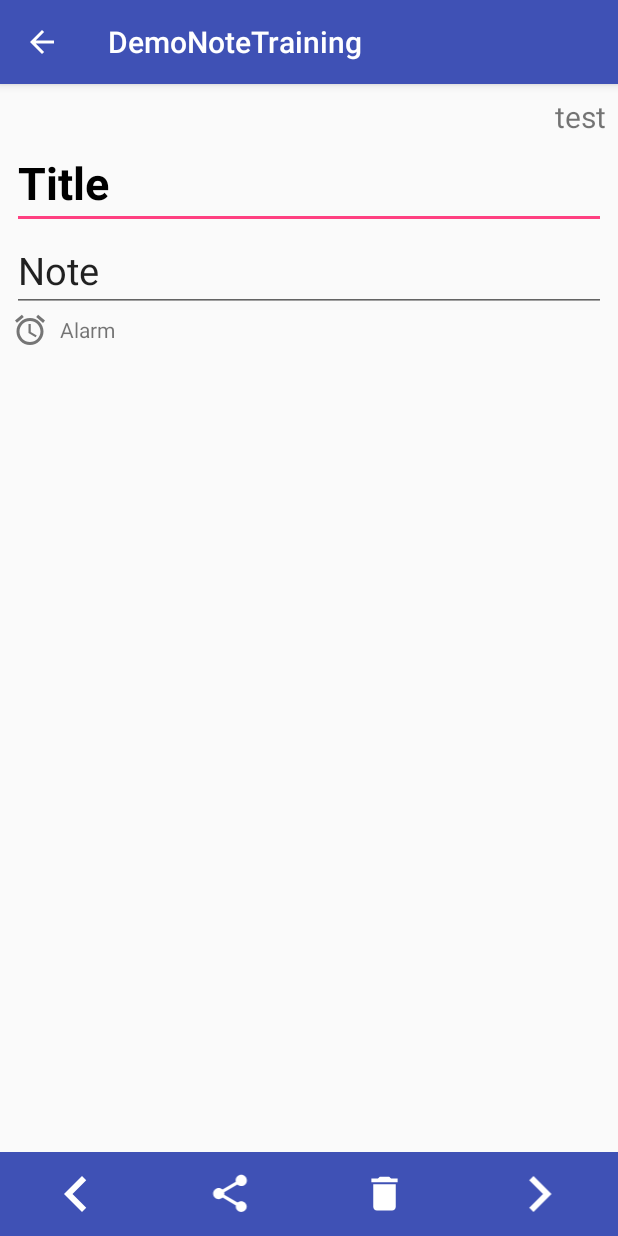
After one commit to Mr93/DemoNoteTraining, an Android app: the EditActivity screen opened directly, with no data from a screen before it, on a phone screen of 412 x 824 dp. The commit adds this screen. Run offline under Robolectric (Android 15) with nearby library versions, the phone set to English and light mode, and no system bars.

Commit message:
creating view for edit activity

```diff
--- a/app/src/main/AndroidManifest.xml
+++ b/app/src/main/AndroidManifest.xml
@@ -15,8 +15,12 @@
             android:theme="@style/AppTheme.NoActionBar">
             <intent-filter>
                 <action android:name="android.intent.action.MAIN"/>
+
                 <category android:name="android.intent.category.LAUNCHER"/>
             </intent-filter>
+        </activity>
+        <activity android:name=".activities.EditActivity"
+            android:parentActivityName=".activities.MainActivity">
         </activity>
     </application>
 
--- /dev/null
+++ b/app/src/main/java/com/example/anhnd2/demonotetraining/activities/EditActivity.java
@@ -0,0 +1,22 @@
+package com.example.anhnd2.demonotetraining.activities;
+
+import android.content.Context;
+import android.content.Intent;
+import android.support.v7.app.AppCompatActivity;
+import android.os.Bundle;
+
+import com.example.anhnd2.demonotetraining.R;
+
+public class EditActivity extends AppCompatActivity {
+
+	public static Intent getStartIntent (Context context){
+		Intent intent = new Intent(context, EditActivity.class);
+		return intent;
+	}
+
+	@Override
+	protected void onCreate(Bundle savedInstanceState) {
+		super.onCreate(savedInstanceState);
+		setContentView(R.layout.activity_edit);
+	}
+}
--- /dev/null
+++ b/app/src/main/res/drawable/ic_access_alarm_grey_24dp.xml
@@ -0,0 +1,9 @@
+<vector xmlns:android="http://schemas.android.com/apk/res/android"
+        android:width="24dp"
+        android:height="24dp"
+        android:viewportWidth="24.0"
+        android:viewportHeight="24.0">
+    <path
+        android:fillColor="#88000000"
+        android:pathData="M22,5.72l-4.6,-3.86 -1.29,1.53 4.6,3.86L22,5.72zM7.88,3.39L6.6,1.86 2,5.71l1.29,1.53 4.59,-3.85zM12.5,8L11,8v6l4.75,2.85 0.75,-1.23 -4,-2.37L12.5,8zM12,4c-4.97,0 -9,4.03 -9,9s4.02,9 9,9c4.97,0 9,-4.03 9,-9s-4.03,-9 -9,-9zM12,20c-3.87,0 -7,-3.13 -7,-7s3.13,-7 7,-7 7,3.13 7,7 -3.13,7 -7,7z"/>
+</vector>
--- /dev/null
+++ b/app/src/main/res/drawable/ic_chevron_left_white_24dp.xml
@@ -0,0 +1,9 @@
+<vector xmlns:android="http://schemas.android.com/apk/res/android"
+        android:width="24dp"
+        android:height="24dp"
+        android:viewportWidth="24.0"
+        android:viewportHeight="24.0">
+    <path
+        android:fillColor="#ffffff"
+        android:pathData="M15.41,7.41L14,6l-6,6 6,6 1.41,-1.41L10.83,12z"/>
+</vector>
--- /dev/null
+++ b/app/src/main/res/drawable/ic_chevron_right_white_24dp.xml
@@ -0,0 +1,9 @@
+<vector xmlns:android="http://schemas.android.com/apk/res/android"
+        android:width="24dp"
+        android:height="24dp"
+        android:viewportWidth="24.0"
+        android:viewportHeight="24.0">
+    <path
+        android:fillColor="#ffffff"
+        android:pathData="M10,6L8.59,7.41 13.17,12l-4.58,4.59L10,18l6,-6z"/>
+</vector>
--- /dev/null
+++ b/app/src/main/res/drawable/ic_clear_grey_24dp.xml
@@ -0,0 +1,9 @@
+<vector xmlns:android="http://schemas.android.com/apk/res/android"
+        android:width="24dp"
+        android:height="24dp"
+        android:viewportWidth="24.0"
+        android:viewportHeight="24.0">
+    <path
+        android:fillColor="#88000000"
+        android:pathData="M19,6.41L17.59,5 12,10.59 6.41,5 5,6.41 10.59,12 5,17.59 6.41,19 12,13.41 17.59,19 19,17.59 13.41,12z"/>
+</vector>
--- /dev/null
+++ b/app/src/main/res/drawable/ic_delete_white_24dp.xml
@@ -0,0 +1,9 @@
+<vector xmlns:android="http://schemas.android.com/apk/res/android"
+        android:width="24dp"
+        android:height="24dp"
+        android:viewportWidth="24.0"
+        android:viewportHeight="24.0">
+    <path
+        android:fillColor="#ffffff"
+        android:pathData="M6,19c0,1.1 0.9,2 2,2h8c1.1,0 2,-0.9 2,-2V7H6v12zM19,4h-3.5l-1,-1h-5l-1,1H5v2h14V4z"/>
+</vector>
--- /dev/null
+++ b/app/src/main/res/drawable/ic_share_white_24dp.xml
@@ -0,0 +1,9 @@
+<vector xmlns:android="http://schemas.android.com/apk/res/android"
+        android:width="24dp"
+        android:height="24dp"
+        android:viewportWidth="24.0"
+        android:viewportHeight="24.0">
+    <path
+        android:fillColor="#ffffff"
+        android:pathData="M18,16.08c-0.76,0 -1.44,0.3 -1.96,0.77L8.91,12.7c0.05,-0.23 0.09,-0.46 0.09,-0.7s-0.04,-0.47 -0.09,-0.7l7.05,-4.11c0.54,0.5 1.25,0.81 2.04,0.81 1.66,0 3,-1.34 3,-3s-1.34,-3 -3,-3 -3,1.34 -3,3c0,0.24 0.04,0.47 0.09,0.7L8.04,9.81C7.5,9.31 6.79,9 6,9c-1.66,0 -3,1.34 -3,3s1.34,3 3,3c0.79,0 1.5,-0.31 2.04,-0.81l7.12,4.16c-0.05,0.21 -0.08,0.43 -0.08,0.65 0,1.61 1.31,2.92 2.92,2.92 1.61,0 2.92,-1.31 2.92,-2.92s-1.31,-2.92 -2.92,-2.92z"/>
+</vector>
--- /dev/null
+++ b/app/src/main/res/layout/activity_edit.xml
@@ -0,0 +1,137 @@
+<?xml version="1.0" encoding="utf-8"?>
+<RelativeLayout
+    xmlns:android="http://schemas.android.com/apk/res/android"
+    xmlns:app="http://schemas.android.com/apk/res-auto"
+    xmlns:tools="http://schemas.android.com/tools"
+    android:layout_width="match_parent"
+    android:layout_height="match_parent"
+    tools:context="com.example.anhnd2.demonotetraining.activities.EditActivity">
+
+    <LinearLayout
+        android:layout_width="match_parent"
+        android:layout_height="match_parent"
+        android:layout_marginBottom="?attr/actionBarSize"
+        android:orientation="vertical"
+        android:padding="@dimen/padding_note_item">
+
+        <TextView
+            android:id="@+id/text_created_date_edit_activity"
+            android:layout_width="match_parent"
+            android:layout_height="wrap_content"
+            android:gravity="right"
+            android:text="test"
+            android:textSize="@dimen/text_size_alarm_edit_activity"
+            />
+
+        <EditText
+            android:id="@+id/edit_text_title_edit_activity"
+            android:layout_width="match_parent"
+            android:layout_height="wrap_content"
+            android:text="@string/default_title"
+            android:textColor="@android:color/black"
+            android:textSize="@dimen/text_size_title_edit_activity"
+            android:textStyle="bold"
+            />
+
+        <EditText
+            android:id="@+id/edit_text_content_edit_activity"
+            android:layout_width="match_parent"
+            android:layout_height="wrap_content"
+            android:text="@string/default_content"
+            android:textSize="@dimen/text_size_content_edit_activity"/>
+
+        <RelativeLayout
+            android:layout_width="match_parent"
+            android:layout_height="wrap_content">
+
+            <ImageView
+                android:id="@+id/image_alarm"
+                android:layout_width="wrap_content"
+                android:layout_height="wrap_content"
+                app:srcCompat="@drawable/ic_access_alarm_grey_24dp"/>
+
+            <TextView
+                android:id="@+id/text_alarm_edit_activity"
+                android:layout_width="match_parent"
+                android:layout_height="wrap_content"
+                android:layout_centerVertical="true"
+                android:layout_toRightOf="@+id/image_alarm"
+                android:paddingLeft="@dimen/padding_note_item"
+                android:text="@string/alarm"/>
+
+            <LinearLayout
+                android:id="@+id/layout_date_time_picker"
+                android:layout_width="match_parent"
+                android:layout_height="wrap_content"
+                android:layout_centerVertical="true"
+                android:layout_toRightOf="@+id/image_alarm"
+                android:orientation="horizontal"
+                android:paddingLeft="@dimen/padding_note_item"
+                android:visibility="gone">
+
+                <TextView
+                    android:id="@+id/date_picker"
+                    style="@style/Base.Widget.AppCompat.Spinner"
+                    android:layout_width="wrap_content"
+                    android:layout_height="wrap_content"
+                    android:text="Aug 20, 2012"/>
+
+                <TextView
+                    android:id="@+id/time_picker"
+                    style="@style/Base.Widget.AppCompat.Spinner"
+                    android:layout_width="wrap_content"
+                    android:layout_height="wrap_content"
+                    android:text="Aug 20, 2012"/>
+
+                <ImageView
+                    android:layout_width="wrap_content"
+                    android:layout_height="wrap_content"
+                    android:clickable="true"
+                    app:srcCompat="@drawable/ic_clear_grey_24dp"/>
+            </LinearLayout>
+
+        </RelativeLayout>
+    </LinearLayout>
+
+    <LinearLayout
+        android:layout_width="match_parent"
+        android:layout_height="?attr/actionBarSize"
+        android:layout_alignParentBottom="true"
+        android:background="@color/colorPrimary"
+        android:gravity="center_vertical"
+        android:orientation="horizontal">
+
+        <ImageView
+            android:id="@+id/image_back_edit_note"
+            android:layout_width="0dp"
+            android:layout_height="@dimen/height_small_icon_bottom"
+            android:layout_marginRight="@dimen/margin_right_icon_bottom"
+            android:layout_weight="1"
+            app:srcCompat="@drawable/ic_chevron_left_white_24dp"/>
+
+        <ImageView
+            android:id="@+id/image_share_edit_note"
+            android:layout_width="0dp"
+            android:layout_height="@dimen/height_large_icon_bottom"
+            android:layout_marginRight="@dimen/margin_right_icon_bottom"
+            android:layout_weight="1"
+            app:srcCompat="@drawable/ic_share_white_24dp"/>
+
+        <ImageView
+            android:id="@+id/image_delete_edit_note"
+            android:layout_width="0dp"
+            android:layout_height="@dimen/height_large_icon_bottom"
+            android:layout_marginRight="@dimen/margin_right_icon_bottom"
+            android:layout_weight="1"
+            app:srcCompat="@drawable/ic_delete_white_24dp"/>
+
+        <ImageView
+            android:id="@+id/image_forward_edit_note"
+            android:layout_width="0dp"
+            android:layout_height="@dimen/height_small_icon_bottom"
+            android:layout_marginRight="@dimen/margin_right_icon_bottom"
+            android:layout_weight="1"
+            app:srcCompat="@drawable/ic_chevron_right_white_24dp"/>
+    </LinearLayout>
+
+</RelativeLayout>
--- a/app/src/main/res/values/dimens.xml
+++ b/app/src/main/res/values/dimens.xml
@@ -8,4 +8,14 @@
     <dimen name="text_title_height">40dp</dimen>
     <dimen name="margin_recycler_view">8dp</dimen>
     <dimen name="height_note_item">160dp</dimen>
+    <dimen name="margin_right_icon_bottom">1dp</dimen>
+    <dimen name="height_large_icon_bottom">30dp</dimen>
+    <dimen name="height_small_icon_bottom">48dp</dimen>
+
+    <dimen name="text_size_title_edit_activity">30sp</dimen>
+    <dimen name="text_size_content_edit_activity">25sp</dimen>
+    <dimen name="text_size_created_date_edit_activity">20sp</dimen>
+    <dimen name="text_size_alarm_edit_activity">20sp</dimen>
+
+
 </resources>
--- a/app/src/main/res/values/strings.xml
+++ b/app/src/main/res/values/strings.xml
@@ -1,4 +1,10 @@
 <resources>
     <string name="app_name">DemoNoteTraining</string>
     <string name="menu_add_note">Add note</string>
+    <string name="alarm">Alarm</string>
+    <string name="default_content">Note</string>
+    <string name="default_title">Title</string>
+    <string name="menu_capture">Capture</string>
+    <string name="menu_chose_color">Chose color</string>
+    <string name="menu_save">Save</string>
 </resources>
--- a/app/src/main/res/values/styles.xml
+++ b/app/src/main/res/values/styles.xml
@@ -6,7 +6,6 @@
         <item name="colorPrimary">@color/colorPrimary</item>
         <item name="colorPrimaryDark">@color/colorPrimaryDark</item>
         <item name="colorAccent">@color/colorAccent</item>
-        <item name="windowNoTitle">true</item>
     </style>
 
     <style name="AppTheme.NoActionBar">
```
Also changed, not shown: app/build.gradle (+4 -3 lines), app/src/main/java/com/example/anhnd2/demonotetraining/activities/MainActivity.java (+2 -8 lines), app/src/main/res/drawable/ic_check_white_24dp.xml (added, +9 -0 lines), app/src/main/res/drawable/ic_color_lens_white_24dp.xml (added, +9 -0 lines), app/src/main/res/drawable/ic_photo_camera_white_24dp.xml (added, +12 -0 lines), app/src/main/res/menu/menu_edit.xml (added, +27 -0 lines).
